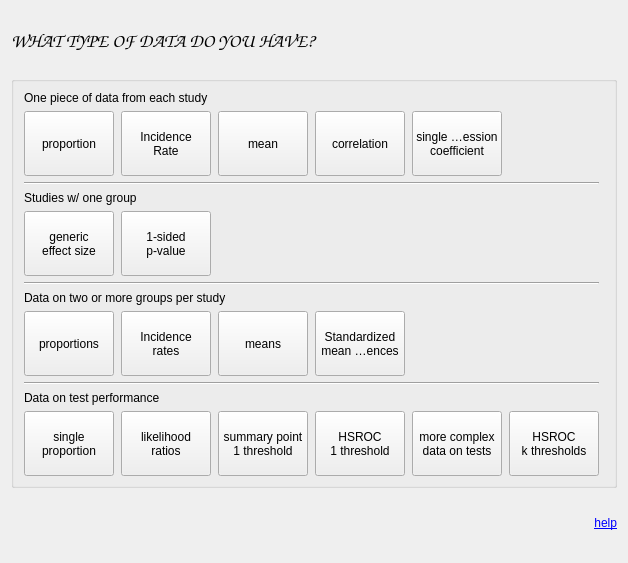
bwallace/OpenMeta-analyst-, file create_new_projectdlg.ui: the form before one commit.
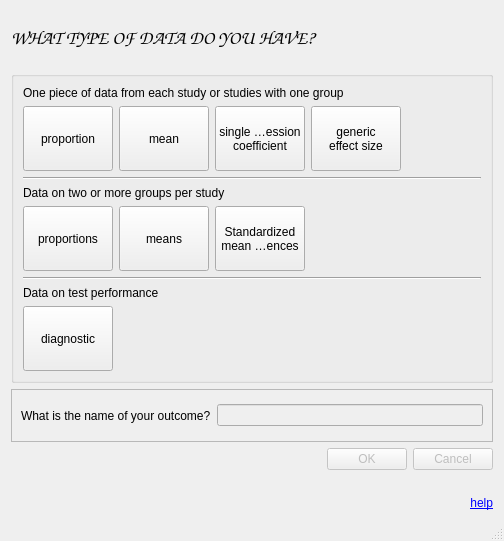
The form after the commit.

Commit message: New front screen ui menu for selecting data types

What changed in the file:
```diff
--- a/create_new_projectdlg.ui
+++ b/create_new_projectdlg.ui
@@ -9,19 +9,28 @@
    <rect>
     <x>0</x>
     <y>0</y>
-    <width>628</width>
-    <height>563</height>
+    <width>504</width>
+    <height>541</height>
    </rect>
   </property>
+  <property name="sizePolicy">
+   <sizepolicy hsizetype="Preferred" vsizetype="MinimumExpanding">
+    <horstretch>0</horstretch>
+    <verstretch>0</verstretch>
+   </sizepolicy>
+  </property>
   <property name="windowTitle">
    <string>Dialog</string>
   </property>
   <property name="sizeGripEnabled">
+   <bool>true</bool>
+  </property>
+  <property name="modal">
    <bool>false</bool>
   </property>
   <layout class="QVBoxLayout" name="verticalLayout">
    <item>
-    <widget class="QLabel" name="label">
+    <widget class="QLabel" name="what_type_of_data_Label">
      <property name="minimumSize">
       <size>
        <width>281</width>
@@ -53,121 +62,8 @@
       <string/>
      </property>
      <layout class="QGridLayout" name="gridLayout">
-      <item row="0" column="0" colspan="3">
-       <widget class="QLabel" name="label_2">
-        <property name="font">
-         <font>
-          <underline>false</underline>
-         </font>
-        </property>
-        <property name="text">
-         <string>One piece of data from each study</string>
-        </property>
-       </widget>
-      </item>
-      <item row="1" column="0">
-       <widget class="QToolButton" name="onegrp_proportionButton">
-        <property name="minimumSize">
-         <size>
-          <width>90</width>
-          <height>65</height>
-         </size>
-        </property>
-        <property name="maximumSize">
-         <size>
-          <width>90</width>
-          <height>65</height>
-         </size>
-        </property>
-        <property name="baseSize">
-         <size>
-          <width>10</width>
-          <height>10</height>
-         </size>
-        </property>
-        <property name="text">
-         <string>proportion</string>
-        </property>
-       </widget>
-      </item>
-      <item row="1" column="1">
-       <widget class="QToolButton" name="onegrp_incidence_rateButton">
-        <property name="minimumSize">
-         <size>
-          <width>90</width>
-          <height>65</height>
-         </size>
-        </property>
-        <property name="maximumSize">
-         <size>
-          <width>90</width>
-          <height>65</height>
-         </size>
-        </property>
-        <property name="baseSize">
-         <size>
-          <width>10</width>
-          <height>10</height>
-         </size>
-        </property>
-        <property name="text">
-         <string>Incidence
-Rate</string>
-        </property>
-       </widget>
-      </item>
       <item row="1" column="2">
-       <widget class="QToolButton" name="onegrp_meanButton">
-        <property name="minimumSize">
-         <size>
-          <width>90</width>
-          <height>65</height>
-         </size>
-        </property>
-        <property name="maximumSize">
-         <size>
-          <width>90</width>
-          <height>65</height>
-         </size>
-        </property>
-        <property name="baseSize">
-         <size>
-          <width>10</width>
-          <height>10</height>
-         </size>
-        </property>
-        <property name="text">
-         <string>mean</string>
-        </property>
-       </widget>
-      </item>
-      <item row="1" column="3">
-       <widget class="QToolButton" name="onegrp_correlationButton">
-        <property name="minimumSize">
-         <size>
-          <width>90</width>
-          <height>65</height>
-         </size>
-        </property>
-        <property name="maximumSize">
-         <size>
-          <width>90</width>
-          <height>65</height>
-         </size>
-        </property>
-        <property name="baseSize">
-         <size>
-          <width>10</width>
-          <height>10</height>
-         </size>
-        </property>
-        <property name="text">
-         <string>correlation</string>
-        </property>
-       </widget>
-      </item>
-      <item row="1" column="4">
-       <widget class="QToolButton" name="onegrp_reg_coeffButton">
+       <widget class="QToolButton" name="onearm_single_reg_coef_Button">
         <property name="minimumSize">
          <size>
           <width>90</width>
@@ -190,22 +86,48 @@
          <string>single regression
 coefficient</string>
         </property>
+        <property name="checkable">
+         <bool>true</bool>
+        </property>
+        <attribute name="buttonGroup">
+         <string notr="true">buttonGroup</string>
+        </attribute>
        </widget>
       </item>
-      <item row="3" column="0" colspan="2">
-       <widget class="QLabel" name="label_3">
-        <property name="font">
-         <font>
-          <underline>false</underline>
-         </font>
+      <item row="5" column="2">
+       <widget class="QToolButton" name="twoarm_smds_Button">
+        <property name="minimumSize">
+         <size>
+          <width>90</width>
+          <height>65</height>
+         </size>
+        </property>
+        <property name="maximumSize">
+         <size>
+          <width>90</width>
+          <height>65</height>
+         </size>
+        </property>
+        <property name="baseSize">
+         <size>
+          <width>10</width>
+          <height>10</height>
+         </size>
         </property>
         <property name="text">
-         <string>Studies w/ one group</string>
+         <string>Standardized
+mean differences</string>
         </property>
+        <property name="checkable">
+         <bool>true</bool>
+        </property>
+        <attribute name="buttonGroup">
+         <string notr="true">buttonGroup</string>
+        </attribute>
        </widget>
       </item>
-      <item row="4" column="0">
-       <widget class="QToolButton" name="single_gen_effect_sizeButton">
+      <item row="1" column="3">
+       <widget class="QToolButton" name="onearm_generic_effect_size_Button">
         <property name="minimumSize">
          <size>
           <width>90</width>
@@ -228,13 +150,16 @@
          <string>generic
 effect size</string>
         </property>
+        <property name="checkable">
+         <bool>true</bool>
+        </property>
         <property name="arrowType">
          <enum>Qt::NoArrow</enum>
         </property>
        </widget>
       </item>
-      <item row="4" column="1" colspan="2">
-       <widget class="QToolButton" name="onegrp_onesided_pvalueButton">
+      <item row="1" column="1">
+       <widget class="QToolButton" name="onearm_mean_Button">
         <property name="minimumSize">
          <size>
           <width>90</width>
@@ -254,20 +179,59 @@
          </size>
         </property>
         <property name="text">
-         <string>1-sided
-p-value</string>
+         <string>mean</string>
         </property>
+        <property name="checkable">
+         <bool>true</bool>
+        </property>
+        <attribute name="buttonGroup">
+         <string notr="true">buttonGroup</string>
+        </attribute>
        </widget>
       </item>
-      <item row="6" column="0" colspan="3">
+      <item row="1" column="0">
+       <widget class="QToolButton" name="onearm_proportion_Button">
+        <property name="minimumSize">
+         <size>
+          <width>90</width>
+          <height>65</height>
+         </size>
+        </property>
+        <property name="maximumSize">
+         <size>
+          <width>90</width>
+          <height>65</height>
+         </size>
+        </property>
+        <property name="baseSize">
+         <size>
+          <width>10</width>
+          <height>10</height>
+         </size>
+        </property>
+        <property name="text">
+         <string>proportion</string>
+        </property>
+        <property name="checkable">
+         <bool>true</bool>
+        </property>
+        <property name="checked">
+         <bool>false</bool>
+        </property>
+        <attribute name="buttonGroup">
+         <string notr="true">buttonGroup</string>
+        </attribute>
+       </widget>
+      </item>
+      <item row="4" column="0" colspan="3">
        <widget class="QLabel" name="label_4">
         <property name="text">
          <string>Data on two or more groups per study</string>
         </property>
        </widget>
       </item>
-      <item row="7" column="0">
-       <widget class="QToolButton" name="groups_proportionsButton">
+      <item row="5" column="0">
+       <widget class="QToolButton" name="twoarm_proportions_Button">
         <property name="minimumSize">
          <size>
           <width>90</width>
@@ -289,94 +253,23 @@
         <property name="text">
          <string>proportions</string>
         </property>
-       </widget>
-      </item>
-      <item row="7" column="1">
-       <widget class="QToolButton" name="groups_incidenceratesButton">
-        <property name="minimumSize">
-         <size>
-          <width>90</width>
-          <height>65</height>
-         </size>
+        <property name="checkable">
+         <bool>true</bool>
         </property>
-        <property name="maximumSize">
-         <size>
-          <width>90</width>
-          <height>65</height>
-         </size>
-        </property>
-        <property name="baseSize">
-         <size>
-          <width>10</width>
-          <height>10</height>
-         </size>
-        </property>
-        <property name="text">
-         <string>Incidence
-rates</string>
-        </property>
+        <attribute name="buttonGroup">
+         <string notr="true">buttonGroup</string>
+        </attribute>
        </widget>
       </item>
-      <item row="7" column="2">
-       <widget class="QToolButton" name="groups_meansButton">
-        <property name="minimumSize">
-         <size>
-          <width>90</width>
-          <height>65</height>
-         </size>
-        </property>
-        <property name="maximumSize">
-         <size>
-          <width>90</width>
-          <height>65</height>
-         </size>
-        </property>
-        <property name="baseSize">
-         <size>
-          <width>10</width>
-          <height>10</height>
-         </size>
-        </property>
-        <property name="text">
-         <string>means</string>
-        </property>
-       </widget>
-      </item>
-      <item row="7" column="3">
-       <widget class="QToolButton" name="groups_smdsButton">
-        <property name="minimumSize">
-         <size>
-          <width>90</width>
-          <height>65</height>
-         </size>
-        </property>
-        <property name="maximumSize">
-         <size>
-          <width>90</width>
-          <height>65</height>
-         </size>
-        </property>
-        <property name="baseSize">
-         <size>
-          <width>10</width>
-          <height>10</height>
-         </size>
-        </property>
-        <property name="text">
-         <string>Standardized
-mean differences</string>
-        </property>
-       </widget>
-      </item>
-      <item row="9" column="0" colspan="2">
+      <item row="7" column="0" colspan="2">
        <widget class="QLabel" name="label_5">
         <property name="text">
          <string>Data on test performance</string>
         </property>
        </widget>
       </item>
-      <item row="10" column="0">
-       <widget class="QToolButton" name="testperf_singleproportionButton">
+      <item row="8" column="0">
+       <widget class="QToolButton" name="diagnostic_Button">
         <property name="minimumSize">
          <size>
           <width>90</width>
@@ -396,155 +289,23 @@
          </size>
         </property>
         <property name="text">
-         <string>single
-proportion</string>
+         <string>diagnostic</string>
         </property>
-       </widget>
-      </item>
-      <item row="10" column="1">
-       <widget class="QToolButton" name="testperf_lhood_ratiosButton">
-        <property name="minimumSize">
-         <size>
-          <width>90</width>
-          <height>65</height>
-         </size>
+        <property name="checkable">
+         <bool>true</bool>
         </property>
-        <property name="maximumSize">
-         <size>
-          <width>90</width>
-          <height>65</height>
-         </size>
-        </property>
-        <property name="baseSize">
-         <size>
-          <width>10</width>
-          <height>10</height>
-         </size>
-        </property>
-        <property name="text">
-         <string>likelihood
-ratios</string>
-        </property>
+        <attribute name="buttonGroup">
+         <string notr="true">buttonGroup</string>
+        </attribute>
        </widget>
       </item>
-      <item row="10" column="2">
-       <widget class="QToolButton" name="testperf_sum_point_1threshButton">
-        <property name="minimumSize">
-         <size>
-          <width>90</width>
-          <height>65</height>
-         </size>
-        </property>
-        <property name="maximumSize">
-         <size>
-          <width>90</width>
-          <height>65</height>
-         </size>
-        </property>
-        <property name="baseSize">
-         <size>
-          <width>10</width>
-          <height>10</height>
-         </size>
-        </property>
-        <property name="text">
-         <string>summary point
-1 threshold</string>
-        </property>
-       </widget>
-      </item>
-      <item row="10" column="3">
-       <widget class="QToolButton" name="testperf_hsroc_1threshButton">
-        <property name="minimumSize">
-         <size>
-          <width>90</width>
-          <height>65</height>
-         </size>
-        </property>
-        <property name="maximumSize">
-         <size>
-          <width>90</width>
-          <height>65</height>
-         </size>
-        </property>
-        <property name="baseSize">
-         <size>
-          <width>10</width>
-          <height>10</height>
-         </size>
-        </property>
-        <property name="text">
-         <string>HSROC
-1 threshold</string>
-        </property>
-       </widget>
-      </item>
-      <item row="10" column="4">
-       <widget class="QToolButton" name="testperf_more_complex_dataButton">
-        <property name="minimumSize">
-         <size>
-          <width>90</width>
-          <height>65</height>
-         </size>
-        </property>
-        <property name="maximumSize">
-         <size>
-          <width>90</width>
-          <height>65</height>
-         </size>
-        </property>
-        <property name="baseSize">
-         <size>
-          <width>10</width>
-          <height>10</height>
-         </size>
-        </property>
-        <property name="text">
-         <string>more complex
-data on tests</string>
-        </property>
-       </widget>
-      </item>
-      <item row="10" column="5">
-       <widget class="QToolButton" name="testperf_hsroc_kthreshButton">
-        <property name="minimumSize">
-         <size>
-          <width>90</width>
-          <height>65</height>
-         </size>
-        </property>
-        <property name="maximumSize">
-         <size>
-          <width>90</width>
-          <height>65</height>
-         </size>
-        </property>
-        <property name="baseSize">
-         <size>
-          <width>10</width>
-          <height>10</height>
-         </size>
-        </property>
-        <property name="text">
-         <string>HSROC
-k thresholds</string>
-        </property>
-       </widget>
-      </item>
-      <item row="8" column="0" colspan="6">
+      <item row="6" column="0" colspan="6">
        <widget class="Line" name="line_4">
         <property name="orientation">
          <enum>Qt::Horizontal</enum>
         </property>
        </widget>
       </item>
-      <item row="5" column="0" colspan="6">
-       <widget class="Line" name="line_3">
-        <property name="orientation">
-         <enum>Qt::Horizontal</enum>
-        </property>
-       </widget>
-      </item>
       <item row="2" column="0" colspan="6">
        <widget class="Line" name="line_2">
         <property name="orientation">
@@ -552,6 +313,49 @@
         </property>
        </widget>
       </item>
+      <item row="5" column="1">
+       <widget class="QToolButton" name="twoarm_means_Button">
+        <property name="minimumSize">
+         <size>
+          <width>90</width>
+          <height>65</height>
+         </size>
+        </property>
+        <property name="maximumSize">
+         <size>
+          <width>90</width>
+          <height>65</height>
+         </size>
+        </property>
+        <property name="baseSize">
+         <size>
+          <width>10</width>
+          <height>10</height>
+         </size>
+        </property>
+        <property name="text">
+         <string>means</string>
+        </property>
+        <property name="checkable">
+         <bool>true</bool>
+        </property>
+        <attribute name="buttonGroup">
+         <string notr="true">buttonGroup</string>
+        </attribute>
+       </widget>
+      </item>
+      <item row="0" column="0" colspan="5">
+       <widget class="QLabel" name="label_2">
+        <property name="font">
+         <font>
+          <underline>false</underline>
+         </font>
+        </property>
+        <property name="text">
+         <string>One piece of data from each study or studies with one group</string>
+        </property>
+       </widget>
+      </item>
      </layout>
      <zorder>onegrp_proportionButton</zorder>
      <zorder>onegrp_incidence_rateButton</zorder>
@@ -580,21 +384,62 @@
     </widget>
    </item>
    <item>
-    <layout class="QHBoxLayout" name="horizontalLayout">
-     <item>
-      <widget class="QLabel" name="helpLabel">
-       <property name="text">
-        <string>&lt;a href=&quot;http://tuftscaes.org/open_meta/help/openMA_help.html&quot;&gt;help&lt;/a&gt;</string>
-       </property>
-       <property name="alignment">
-        <set>Qt::AlignRight|Qt::AlignTrailing|Qt::AlignVCenter</set>
-       </property>
-       <property name="openExternalLinks">
-        <bool>true</bool>
-       </property>
-      </widget>
-     </item>
-    </layout>
+    <widget class="QFrame" name="outcome_name_Frame">
+     <property name="enabled">
+      <bool>true</bool>
+     </property>
+     <property name="frameShape">
+      <enum>QFrame::StyledPanel</enum>
+     </property>
+     <property name="frameShadow">
+      <enum>QFrame::Raised</enum>
+     </property>
+     <layout class="QHBoxLayout" name="horizontalLayout_2">
+      <item>
+       <widget class="QLabel" name="label">
+        <property name="text">
+         <string>What is the name of your outcome?</string>
+        </property>
+        <property name="buddy">
+         <cstring>outcome_name_LineEdit</cstring>
+        </property>
+       </widget>
+      </item>
+      <item>
+       <widget class="QLineEdit" name="outcome_name_LineEdit">
+        <property name="enabled">
+         <bool>false</bool>
+        </property>
+        <property name="text">
+         <string/>
+        </property>
+       </widget>
+      </item>
+     </layout>
+    </widget>
+   </item>
+   <item>
+    <widget class="QDialogButtonBox" name="buttonBox">
+     <property name="enabled">
+      <bool>false</bool>
+     </property>
+     <property name="standardButtons">
+      <set>QDialogButtonBox::Cancel|QDialogButtonBox::Ok</set>
+     </property>
+    </widget>
+   </item>
+   <item>
+    <widget class="QLabel" name="helpLabel">
+     <property name="text">
+      <string>&lt;a href=&quot;http://tuftscaes.org/open_meta/help/openMA_help.html&quot;&gt;help&lt;/a&gt;</string>
+     </property>
+     <property name="alignment">
+      <set>Qt::AlignRight|Qt::AlignTrailing|Qt::AlignVCenter</set>
+     </property>
+     <property name="openExternalLinks">
+      <bool>true</bool>
+     </property>
+    </widget>
    </item>
   </layout>
  </widget>
```
Left out of the diff: 72 changed lines with no effect on the pictures. The commit also changes 8 other files.
